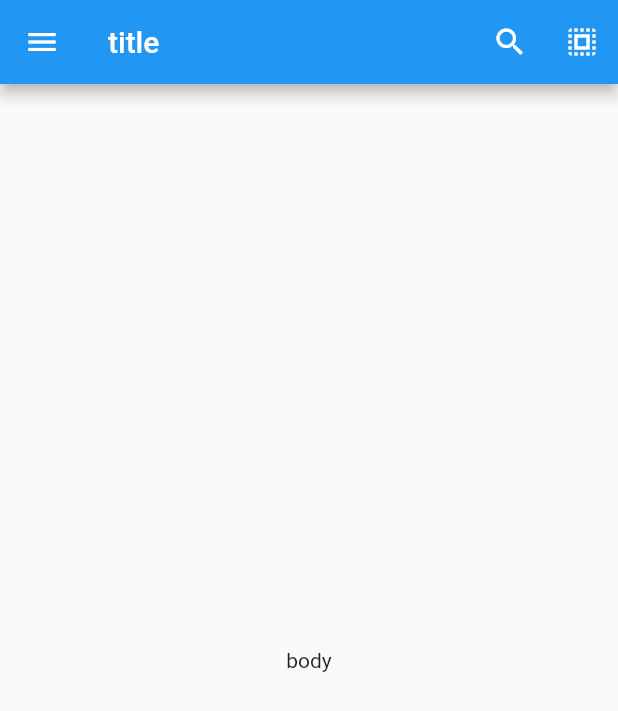
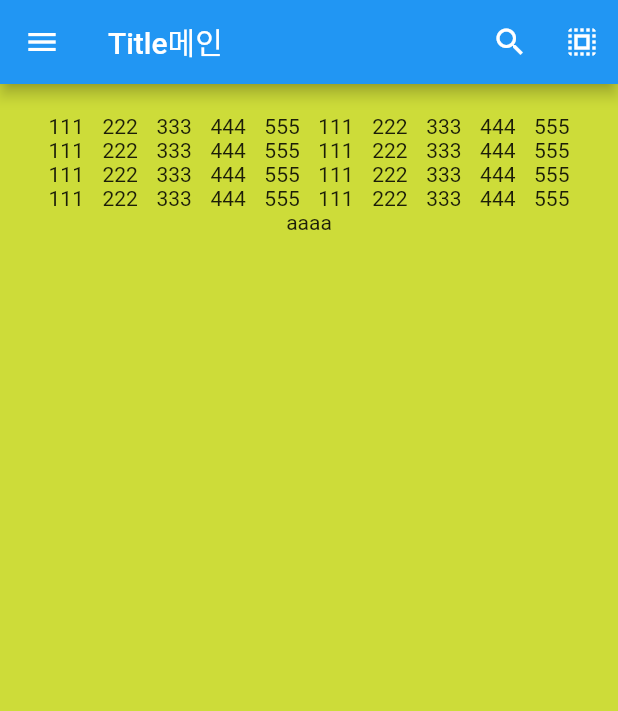
Before and after one commit to yoonki-kim/flutter_first_app, a Flutter app: the screen it shows after launch, on a phone screen of 412 x 824 dp. Shown: the top 711 px of the screen. Run offline on Flutter 3.47's test engine with Material 2 defaults, Android fonts, the phone set to English and light mode, and no system bars.

Commit message:
2021-10-16; 기본 레이아웃 정렬

```diff
--- a/lib/main.dart
+++ b/lib/main.dart
@@ -1,3 +1,5 @@
+// ignore_for_file: prefer_const_constructors, avoid_print
+
 import 'package:flutter/material.dart';
 
 void main() {
@@ -10,12 +12,15 @@ class MyApp extends StatelessWidget {
   // This widget is the root of your application.
   @override
   Widget build(BuildContext context) {
-    return MaterialApp(
-      home: Scaffold(
+    return MaterialApp(home: home());
+  }
+
+  Widget home() {
+    return Scaffold(
         appBar: AppBar(
           leading: Icon(Icons.menu),
-            title: Text('title'),
-            actions: <Widget>[
+          title: Text('Title메인'),
+          actions: [
             IconButton(
                 icon: Icon(Icons.search),
                 onPressed: () {
@@ -28,7 +33,37 @@ class MyApp extends StatelessWidget {
                 })
           ],
         ),
-          body: Center(child: Text('body'))),
+        body: body());
+  }
+
+  Widget body() {
+    return Container(
+        padding: const EdgeInsets.all(20),
+        decoration: const BoxDecoration(color: Colors.lime),
+        child: col());
+  }
+
+  Widget col() {
+    return Column(
+      children: [row(), row(), row(), row(), Text('aaaa')],
+    );
+  }
+
+  Widget row() {
+    return Row(
+      mainAxisAlignment: MainAxisAlignment.spaceEvenly,
+      children: const [
+        Text('111'),
+        Text('222'),
+        Text('333'),
+        Text('444'),
+        Text('555'),
+        Text('111'),
+        Text('222'),
+        Text('333'),
+        Text('444'),
+        Text('555')
+      ],
     );
   }
 }
```
Lines whose indentation alone changed are shown as unchanged.
